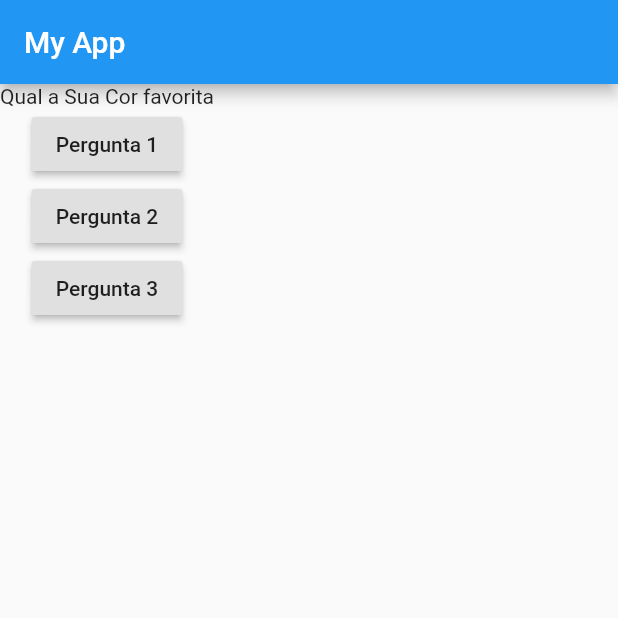
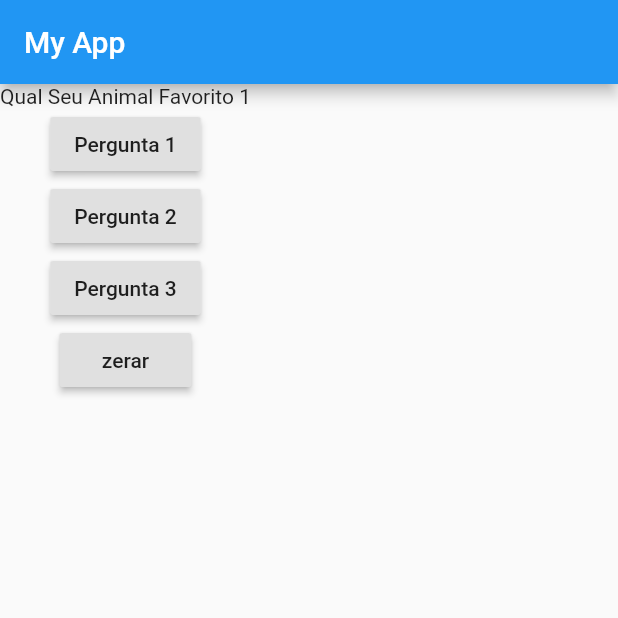
Before and after one commit to BREN0-MORAIS/projeto_pergunta, a Flutter app: the screen it shows after launch, after a tap on "Pergunta 1", on a phone screen of 412 x 824 dp, the top half of it. Run offline on Flutter 3.47's test engine with Material 2 defaults, Android fonts, the phone set to English and light mode, and no system bars.

Commit message:
-Alinhando-

```diff
--- a/lib/main.dart
+++ b/lib/main.dart
@@ -1,20 +1,34 @@
 import 'package:flutter/material.dart';
-import 'package:quiz_pergunta/Resposta.dart';
 
 //nosso metodo Principal
-main() => runApp(new apresentar());
+main() => runApp(new PerguntaApp());
 
-class apresentar extends StatelessWidget {
+//classe que gerencia o estado da classe principal para efetuar a atualização
+class PerguntaAppState extends State<PerguntaApp> {
   var perguntaSelecionada = 0;
-  List<String> Perguntas = [
-    "Qual a Sua Cor favorita",
-    "Qual Seu Animal Favorito",
-  ];
-  void responder() {
-    perguntaSelecionada++;
-  }
 
   build(BuildContext context) {
+    List<String> perguntas = [
+      "Qual a Sua Cor favorita",
+      "Qual Seu Animal Favorito 1",
+      "Qual Seu Animal Favorito 2",
+      "Qual Seu Animal Favorito 3",
+      "Qual Seu Animal Favorito 4",
+      "Qual Seu Animal Favorito 5",
+      "limite"
+    ];
+
+    void responder() {
+      setState(() {
+        if (perguntaSelecionada > 6) {
+          List<String> a = ["Limite"];
+          perguntaSelecionada = 7;
+          perguntas = a;
+        }
+        perguntaSelecionada++;
+      });
+    }
+
     return MaterialApp(
       home: Scaffold(
         appBar: AppBar(
@@ -25,7 +39,7 @@ class apresentar extends StatelessWidget {
         ),
         body: Column(
           children: <Widget>[
-            Text(Perguntas[perguntaSelecionada]),
+            Text(perguntas[perguntaSelecionada]),
             RaisedButton(
               child: Text("Pergunta 1"),
               onPressed: responder,
@@ -37,6 +51,14 @@ class apresentar extends StatelessWidget {
             RaisedButton(
               child: Text("Pergunta 3"),
               onPressed: responder,
+            ),
+            RaisedButton(
+              child: Text("zerar"),
+              onPressed: () {
+                perguntas[perguntaSelecionada];
+
+                perguntaSelecionada = 0;
+              },
             )
           ],
         ),
@@ -44,3 +66,10 @@ class apresentar extends StatelessWidget {
     );
   }
 }
+
+//para controlar o estado da classe precisa ter o StatefulWidget
+class PerguntaApp extends StatefulWidget {
+  PerguntaAppState createState() {
+    return PerguntaAppState();
+  }
+}
```
Also changed, not shown: lib/Questao.dart (deleted, +0 -23 lines), lib/Resposta.dart (deleted, +0 -15 lines).
